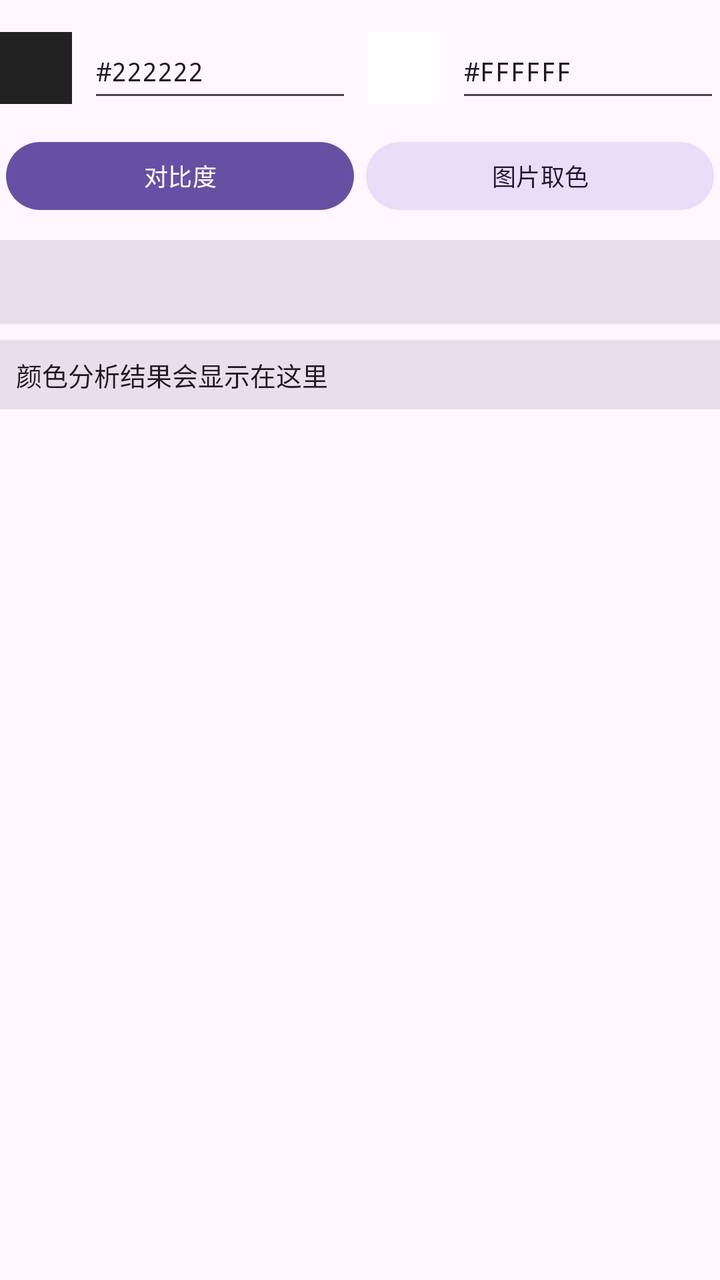
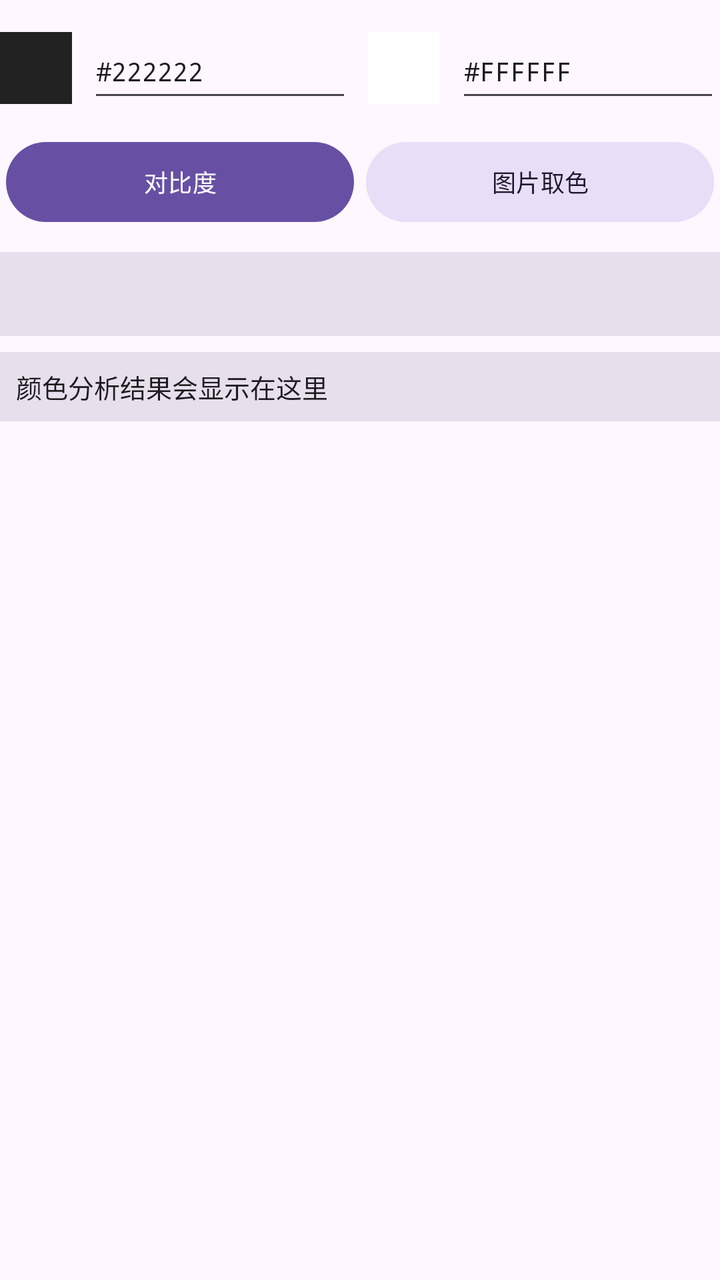

Screens rendered from an Android XML layout before and after an edit, with the pre-edit source and the edit as a unified diff.
<!-- AndroidManifest.xml: application theme Theme.GameCenterApp -->
<!-- res/layout/item_tool_color_plus.xml -->
<?xml version="1.0" encoding="utf-8"?>
<LinearLayout xmlns:android="http://schemas.android.com/apk/res/android"
    android:layout_width="match_parent"
    android:layout_height="wrap_content"
    android:orientation="vertical">

    <LinearLayout
        android:layout_width="match_parent"
        android:layout_height="wrap_content"
        android:layout_marginTop="12dp"
        android:gravity="center_vertical"
        android:orientation="horizontal">

        <View
            android:id="@+id/v_color_plus_fg"
            android:layout_width="36dp"
            android:layout_height="36dp"
            android:background="#222222" />

        <EditText
            android:id="@+id/et_color_plus_fg"
            android:layout_width="0dp"
            android:layout_height="44dp"
            android:layout_marginStart="8dp"
            android:layout_weight="1"
            android:fontFamily="monospace"
            android:hint="#222222"
            android:inputType="textNoSuggestions"
            android:text="#222222"
            android:textSize="13sp" />

        <View
            android:id="@+id/v_color_plus_bg"
            android:layout_width="36dp"
            android:layout_height="36dp"
            android:layout_marginStart="8dp"
            android:background="#FFFFFF" />

        <EditText
            android:id="@+id/et_color_plus_bg"
            android:layout_width="0dp"
            android:layout_height="44dp"
            android:layout_marginStart="8dp"
            android:layout_weight="1"
            android:fontFamily="monospace"
            android:hint="#FFFFFF"
            android:inputType="textNoSuggestions"
            android:text="#FFFFFF"
            android:textSize="13sp" />

    </LinearLayout>

    <LinearLayout
        android:layout_width="match_parent"
        android:layout_height="wrap_content"
        android:layout_marginTop="8dp"
        android:orientation="horizontal">

        <com.google.android.material.button.MaterialButton
            android:id="@+id/btn_color_plus_contrast"
            android:layout_width="0dp"
            android:layout_height="42dp"
            android:layout_margin="3dp"
            android:layout_weight="1"
            android:text="对比度"
            android:textSize="12sp" />

        <com.google.android.material.button.MaterialButton
            android:id="@+id/btn_color_plus_pick_image"
            style="@style/Widget.Material3.Button.TonalButton"
            android:layout_width="0dp"
            android:layout_height="42dp"
            android:layout_margin="3dp"
            android:layout_weight="1"
            android:text="图片取色"
            android:textSize="12sp" />

    </LinearLayout>

    <View
        android:id="@+id/v_color_plus_image"
        android:layout_width="match_parent"
        android:layout_height="42dp"
        android:layout_marginTop="8dp"
        android:background="?attr/colorSurfaceVariant" />

    <TextView
        android:id="@+id/tv_color_plus_result"
        android:layout_width="match_parent"
        android:layout_height="wrap_content"
        android:layout_marginTop="8dp"
        android:background="?attr/colorSurfaceVariant"
        android:fontFamily="monospace"
        android:lineSpacingExtra="4dp"
        android:padding="8dp"
        android:text="颜色分析结果会显示在这里"
        android:textColor="?android:attr/textColorPrimary"
        android:textIsSelectable="true"
        android:textSize="13sp" />

</LinearLayout>
<!-- resources referenced by this layout -->
<resources>
  <style name="Theme.GameCenterApp" parent="Theme.Material3.DayNight.NoActionBar">
          <item name="colorPrimary">@color/md_theme_light_primary</item>
          <item name="colorOnPrimary">@color/md_theme_light_on_primary</item>
          <item name="colorPrimaryContainer">@color/md_theme_light_primary_container</item>
          <item name="colorOnPrimaryContainer">@color/md_theme_light_on_primary_container</item>
          <item name="colorSecondary">@color/md_theme_light_secondary</item>
          <item name="colorOnSecondary">@color/md_theme_light_on_secondary</item>
          <item name="colorSecondaryContainer">@color/md_theme_light_secondary_container</item>
          <item name="colorOnSecondaryContainer">@color/md_theme_light_on_secondary_container</item>
          <item name="colorSurface">@color/md_theme_light_surface</item>
          <item name="colorOnSurface">@color/md_theme_light_on_surface</item>
          <item name="colorOnSurfaceVariant">@color/md_theme_light_on_surface_variant</item>
          <item name="android:colorBackground">@color/md_theme_light_background</item>
          <item name="android:statusBarColor">@color/md_theme_light_surface</item>
          <item name="android:navigationBarColor">@color/md_theme_light_surface</item>
          <item name="android:windowLightStatusBar">true</item>
      </style>
  <color name="md_theme_light_primary">#6750A4</color>
  <color name="md_theme_light_on_primary">#FFFFFF</color>
  <color name="md_theme_light_primary_container">#EADDFF</color>
  <color name="md_theme_light_on_primary_container">#21005D</color>
  <color name="md_theme_light_secondary">#625B71</color>
  <color name="md_theme_light_on_secondary">#FFFFFF</color>
  <color name="md_theme_light_secondary_container">#E8DEF8</color>
  <color name="md_theme_light_on_secondary_container">#1D192B</color>
  <color name="md_theme_light_surface">#FEF7FF</color>
  <color name="md_theme_light_on_surface">#1D1B20</color>
  <color name="md_theme_light_on_surface_variant">#49454F</color>
  <color name="md_theme_light_background">#FEF7FF</color>
</resources>

<!-- the commit's change to res/layout/item_tool_color_plus.xml (unified diff, before → after) -->
@@ -59,7 +59,7 @@
         <com.google.android.material.button.MaterialButton
             android:id="@+id/btn_color_plus_contrast"
             android:layout_width="0dp"
-            android:layout_height="42dp"
+            android:layout_height="48dp"
             android:layout_margin="3dp"
             android:layout_weight="1"
             android:text="对比度"
@@ -67,9 +67,9 @@
 
         <com.google.android.material.button.MaterialButton
             android:id="@+id/btn_color_plus_pick_image"
-            style="@style/Widget.Material3.Button.TonalButton"
+            style="@style/Widget.GameCenter.Button.Tonal"
             android:layout_width="0dp"
-            android:layout_height="42dp"
+            android:layout_height="48dp"
             android:layout_margin="3dp"
             android:layout_weight="1"
             android:text="图片取色"
<!-- resource entries referenced after the edit -->
@@ -1,5 +1,17 @@
 <!-- resources referenced by this layout -->
 <resources>
+  <style name="Widget.GameCenter.Button.Tonal" parent="Widget.Material3.Button.TonalButton">
+          <item name="android:minHeight">48dp</item>
+          <item name="minHeight">48dp</item>
+          <item name="android:paddingTop">6dp</item>
+          <item name="android:paddingBottom">6dp</item>
+          <item name="android:paddingStart">12dp</item>
+          <item name="android:paddingEnd">12dp</item>
+          <item name="android:includeFontPadding">true</item>
+          <item name="android:maxLines">2</item>
+          <item name="android:ellipsize">end</item>
+          <item name="android:textAllCaps">false</item>
+      </style>
   <style name="Theme.GameCenterApp" parent="Theme.Material3.DayNight.NoActionBar">
           <item name="colorPrimary">@color/md_theme_light_primary</item>
           <item name="colorOnPrimary">@color/md_theme_light_on_primary</item>
@@ -16,6 +28,8 @@
           <item name="android:statusBarColor">@color/md_theme_light_surface</item>
           <item name="android:navigationBarColor">@color/md_theme_light_surface</item>
           <item name="android:windowLightStatusBar">true</item>
+          <item name="materialButtonStyle">@style/Widget.GameCenter.Button</item>
+          <item name="android:buttonStyle">@style/Widget.GameCenter.PlatformButton</item>
       </style>
   <color name="md_theme_light_primary">#6750A4</color>
   <color name="md_theme_light_on_primary">#FFFFFF</color>
@@ -29,5 +43,26 @@
   <color name="md_theme_light_on_surface">#1D1B20</color>
   <color name="md_theme_light_on_surface_variant">#49454F</color>
   <color name="md_theme_light_background">#FEF7FF</color>
+  <style name="Widget.GameCenter.Button" parent="Widget.Material3.Button">
+          <item name="android:minHeight">48dp</item>
+          <item name="minHeight">48dp</item>
+          <item name="android:paddingTop">6dp</item>
+          <item name="android:paddingBottom">6dp</item>
+          <item name="android:paddingStart">12dp</item>
+          <item name="android:paddingEnd">12dp</item>
+          <item name="android:includeFontPadding">true</item>
+          <item name="android:maxLines">2</item>
+          <item name="android:ellipsize">end</item>
+          <item name="android:textAllCaps">false</item>
+      </style>
+  <style name="Widget.GameCenter.PlatformButton" parent="@android:style/Widget.Material.Button">
+          <item name="android:minHeight">44dp</item>
+          <item name="android:paddingTop">4dp</item>
+          <item name="android:paddingBottom">4dp</item>
+          <item name="android:includeFontPadding">true</item>
+          <item name="android:maxLines">2</item>
+          <item name="android:ellipsize">end</item>
+          <item name="android:textAllCaps">false</item>
+      </style>
 </resources>
 
